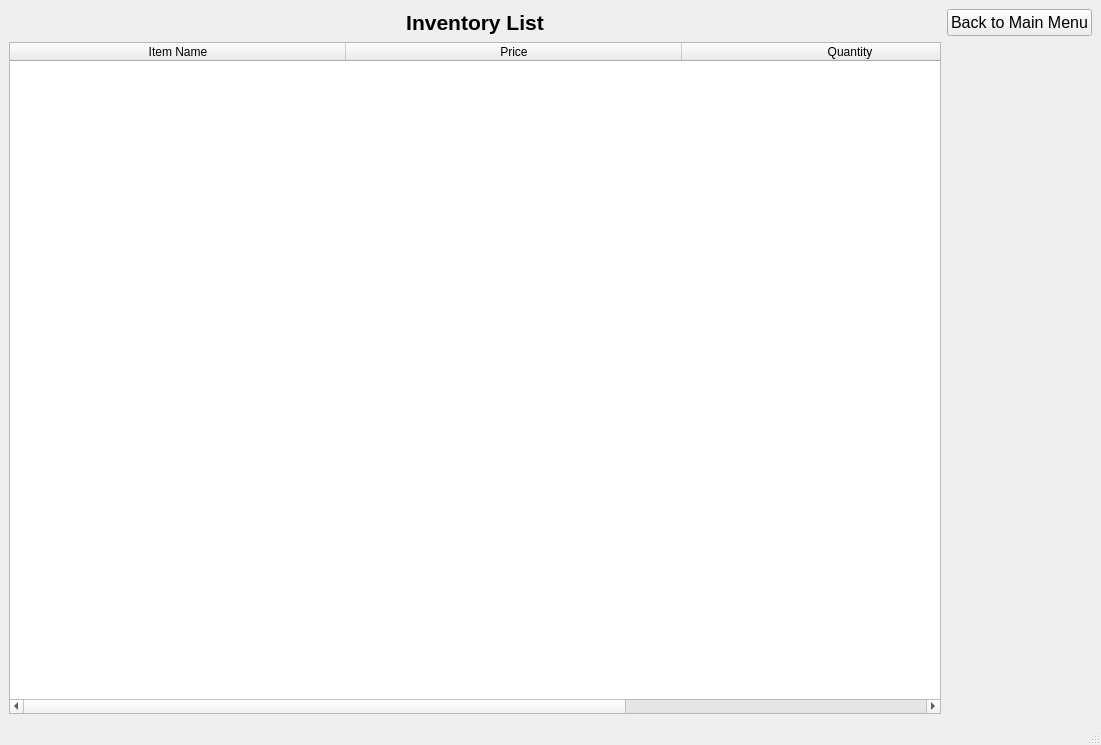
himanshu53929/cppCodes, file ViewInventoryWindow.ui: the form before one commit.
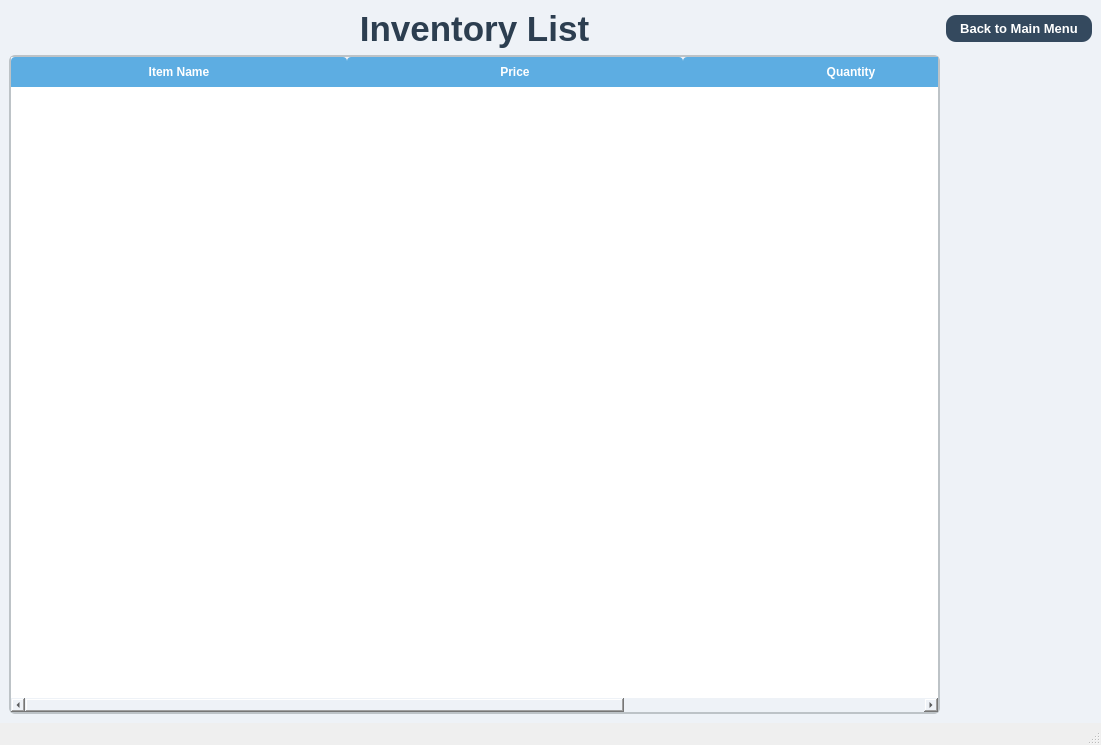
The form after the commit.

Patch:
```diff
--- a/ViewInventoryWindow.ui
+++ b/ViewInventoryWindow.ui
@@ -14,12 +14,76 @@
    <string>MainWindow</string>
   </property>
   <widget class="QWidget" name="centralwidget">
+   <property name="styleSheet">
+    <string notr="true">QWidget {
+    background-color: #eef2f7;
+}
+
+/* Labels (Title) */
+QLabel {
+    font-size: 35px;
+    font-weight: bold;
+    color: #2c3e50;
+}
+
+/* Push Button (Back Button) */
+QPushButton {
+    background-color: #34495e;
+    color: white;
+    font-weight: bold;
+    font-size: 13px;
+    padding: 6px 14px;
+    border-radius: 10px;
+    border: none;
+}
+QPushButton:hover {
+    background-color: #2c3e50;
+}
+QPushButton:pressed {
+    background-color: #1a252f;
+}
+
+/* Table Widget */
+QTableWidget {
+    background-color: #ffffff;
+    border: 2px solid #bdc3c7;
+    border-radius: 6px;
+    gridline-color: #dcdcdc;
+    font-size: 13px;
+    selection-background-color: #5dade2;
+    selection-color: white;
+    alternate-background-color: #f8f9fa;
+ 	color: black;
+}
+
+/* Alternating Row Colors */
+QTableWidget::item {
+    padding: 6px;
+}
+QTableWidget::item:selected {
+    background-color: #5dade2;
+    color: white;
+}
+
+/* Table Header */
+QHeaderView::section {
+    background-color: #5dade2;
+    color: white;
+    padding: 6px;
+    border: none;
+    font-weight: bold;
+    border-top-left-radius: 4px;
+    border-top-right-radius: 4px;
+}
+</string>
+   </property>
    <layout class="QGridLayout" name="gridLayout">
     <item row="0" column="2">
      <widget class="QPushButton" name="back_btn">
       <property name="font">
        <font>
-        <pointsize>12</pointsize>
+        <pointsize>-1</pointsize>
+        <bold>true</bold>
        </font>
       </property>
       <property name="text">
@@ -65,7 +129,7 @@
      <widget class="QLabel" name="label">
       <property name="font">
        <font>
-        <pointsize>16</pointsize>
+        <pointsize>-1</pointsize>
         <bold>true</bold>
        </font>
       </property>
```
